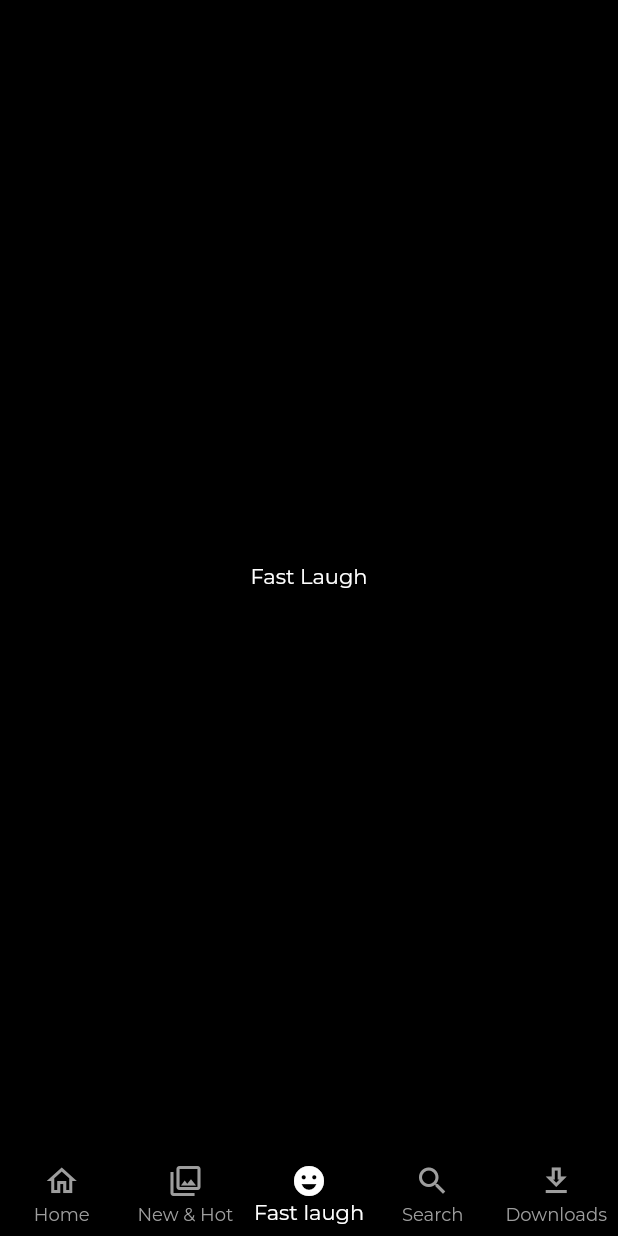
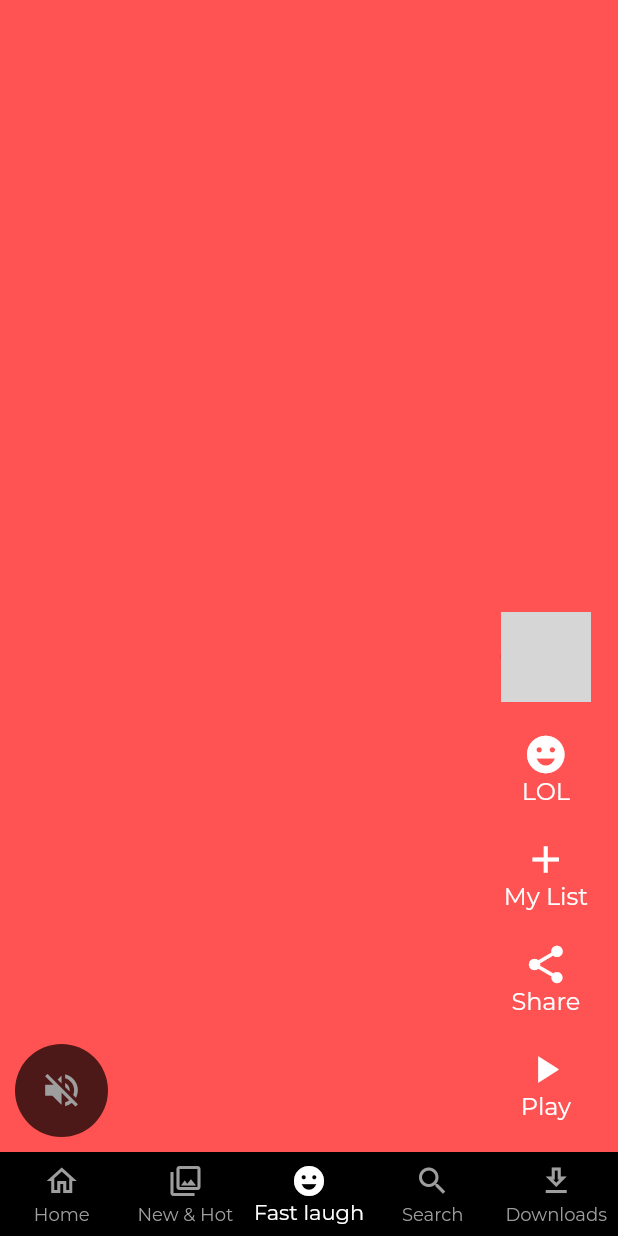
Before and after one commit to sudeepsudhevan/netflix_UI_clone, a Flutter app: the screen it shows after launch, item 3 of the bottom bar chosen, on a phone screen of 412 x 824 dp. Run offline on Flutter 3.47's test engine with Material 2 defaults, Android fonts, the phone set to English and light mode, and no system bars; our stand-ins replace google_fonts; network calls fail; grey boxes are pictures that could not be loaded.

Commit message:
fast laugh page ui

```diff
--- a/lib/presentation/fast_laugh/screen_fast_laugh.dart
+++ b/lib/presentation/fast_laugh/screen_fast_laugh.dart
@@ -1,4 +1,5 @@
 import 'package:flutter/material.dart';
+import 'package:netflix_clone/presentation/fast_laugh/widgets/video_list_item.dart';
 
 class ScreenFastLaugh extends StatelessWidget {
   const ScreenFastLaugh({super.key});
@@ -6,8 +7,16 @@ class ScreenFastLaugh extends StatelessWidget {
   @override
   Widget build(BuildContext context) {
     return Scaffold(
-      body: const Center(
-        child: Text('Fast Laugh'),
+      body: SafeArea(
+        child: PageView(
+          scrollDirection: Axis.vertical,
+          children: List.generate(
+            10,
+            (index) => VideoListItem(
+              index: index,
+            ),
+          ),
+        ),
       ),
     );
   }
--- /dev/null
+++ b/lib/presentation/fast_laugh/widgets/video_list_item.dart
@@ -0,0 +1,92 @@
+import 'dart:math';
+
+//import 'package:flutter/cupertino.dart';
+import 'package:flutter/material.dart';
+
+class VideoListItem extends StatelessWidget {
+  final int index;
+  const VideoListItem({super.key, required this.index});
+
+  @override
+  Widget build(BuildContext context) {
+    return Stack(
+      children: [
+        Container(
+          color: Colors.accents[index % Colors.accents.length],
+        ),
+        Align(
+          alignment: Alignment.bottomCenter,
+          child: Padding(
+            padding: const EdgeInsets.symmetric(horizontal: 10, vertical: 10),
+            child: Row(
+              crossAxisAlignment: CrossAxisAlignment.end,
+              mainAxisAlignment: MainAxisAlignment.spaceBetween,
+              children: [
+                // left side
+                CircleAvatar(
+                  radius: 31,
+                  backgroundColor: Colors.black.withOpacity(0.7),
+                  child: IconButton(
+                    onPressed: () {},
+                    icon: Icon(
+                      Icons.volume_off,
+                      size: 29,
+                    ),
+                  ),
+                ),
+                // right side
+                const Column(
+                  mainAxisAlignment: MainAxisAlignment.end,
+                  children: [
+                    Padding(
+                      padding: EdgeInsets.symmetric(vertical: 10.0),
+                      child: CircleAvatar(
+                        radius: 30,
+                        backgroundImage: NetworkImage(
+                            'https://image.tmdb.org/t/p/w1280/6KErczPBROQty7QoIsaa6wJYXZi.jpg'),
+                      ),
+                    ),
+                    VideoActionsWidget(
+                        icon: Icons.emoji_emotions, title: 'LOL'),
+                    VideoActionsWidget(icon: Icons.add, title: 'My List'),
+                    VideoActionsWidget(icon: Icons.share, title: 'Share'),
+                    VideoActionsWidget(icon: Icons.play_arrow, title: 'Play')
+                  ],
+                )
+              ],
+            ),
+          ),
+        )
+      ],
+    );
+  }
+}
+
+class VideoActionsWidget extends StatelessWidget {
+  final IconData icon;
+  final String title;
+  const VideoActionsWidget(
+      {super.key, required this.icon, required this.title});
+
+  @override
+  Widget build(BuildContext context) {
+    return Padding(
+      padding: const EdgeInsets.symmetric(vertical: 10.0, horizontal: 10),
+      child: Column(
+        children: [
+          Icon(
+            icon,
+            size: 30,
+          ),
+          Text(
+            title,
+            style: const TextStyle(
+              fontSize: 16,
+              //fontWeight: FontWeight.bold,
+            ),
+          ),
+        ],
+      ),
+    );
+  }
+}
--- a/pubspec.yaml
+++ b/pubspec.yaml
@@ -36,6 +36,7 @@ dependencies:
   # Use with the CupertinoIcons class for iOS style icons.
   cupertino_icons: ^1.0.2
   google_fonts: ^5.1.0
+  video_player: ^2.7.0
 
 dev_dependencies:
   flutter_test:
```
Also changed, not shown: pubspec.lock, 1 other file.
